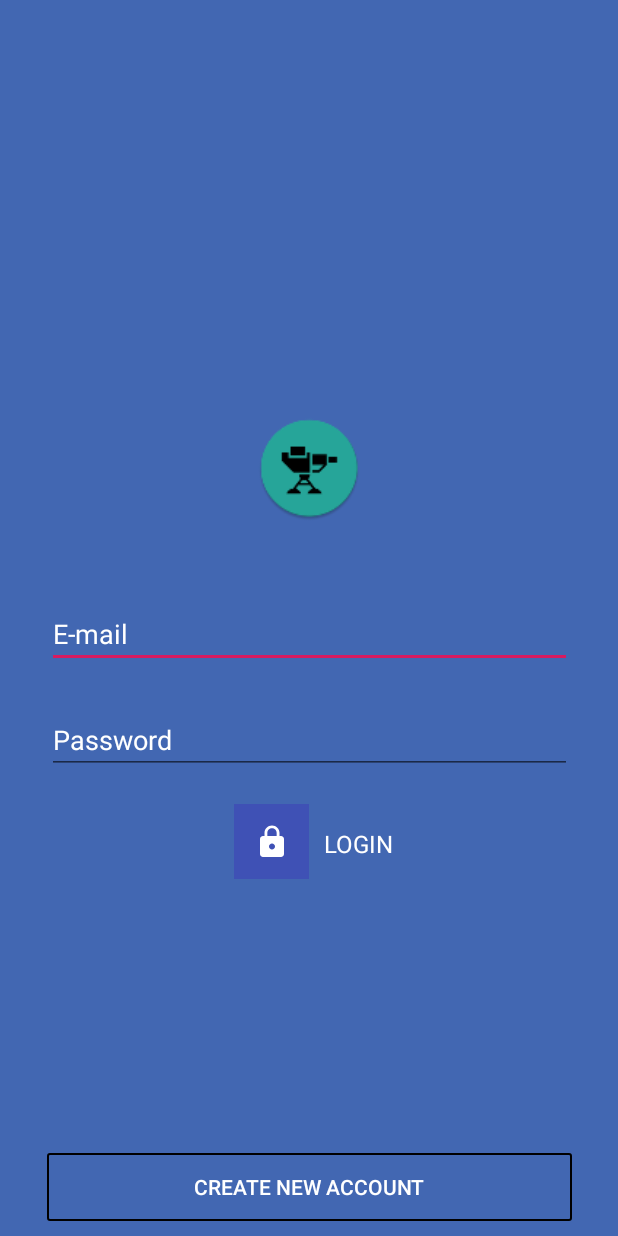
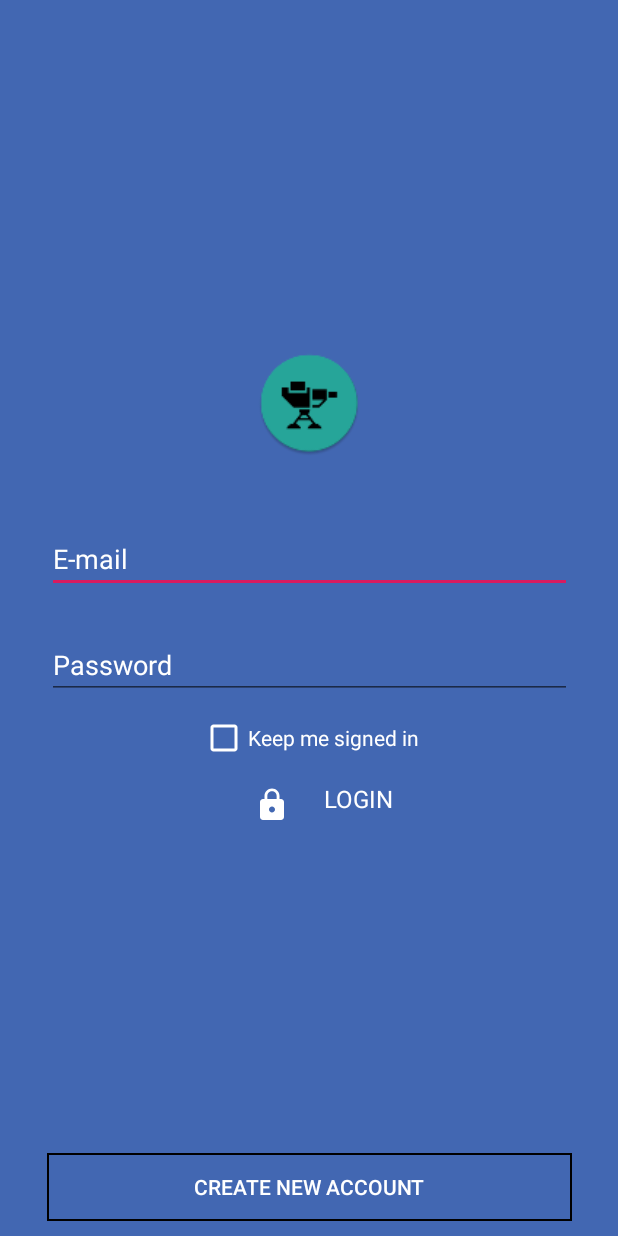
Before and after one commit to TiagoParente32/Sentinel, an Android app: the screen it shows after launch (LoginActivity), on a phone screen of 412 x 824 dp. Run offline under Robolectric (Android 15) with nearby library versions, the phone set to English and light mode, and no system bars; our stand-ins replace Firebase (no records; nobody signed in at launch, a user with empty details on screens opened directly); Roboto replaces fonts that are not available here.

Commit message:
Keep me signed in implemented

```diff
--- a/app/src/main/AndroidManifest.xml
+++ b/app/src/main/AndroidManifest.xml
@@ -10,7 +10,6 @@
         android:supportsRtl="true"
         android:theme="@style/AppTheme">
         <activity android:name=".LoginActivity">
-            android:theme="@style/Theme
             <intent-filter>
                 <action android:name="android.intent.action.MAIN" />
 
--- a/app/src/main/java/pt/ipleiria/estg/dei/sentinel/LoginActivity.java
+++ b/app/src/main/java/pt/ipleiria/estg/dei/sentinel/LoginActivity.java
@@ -7,11 +7,13 @@ import android.os.Bundle;
 import android.util.Log;
 import android.view.View;
 import android.widget.Button;
+import android.widget.CheckBox;
 import android.widget.EditText;
 import android.widget.Toast;
 
 import com.google.android.gms.tasks.OnCompleteListener;
 import com.google.android.gms.tasks.Task;
+import com.google.firebase.FirebaseApp;
 import com.google.firebase.auth.AuthResult;
 import com.google.firebase.auth.FirebaseAuth;
 import com.google.firebase.auth.FirebaseUser;
@@ -20,9 +22,15 @@ public class LoginActivity extends AppCompatActivity implements View.OnClickList
 
     private EditText inputEmailField;
     private EditText inputPasswordField;
+    private Button btnLogin;
+    private Button btnRegister;
+    private CheckBox checboxSignedIn;
 
-    private Button btnLogin;
+
     private FirebaseAuth mAuth;
+    private FirebaseApp firebase;
+
+    private boolean keepSignedIn = false;
 
     private static final String TAG = "EmailPassword";
 
@@ -35,9 +43,11 @@ public class LoginActivity extends AppCompatActivity implements View.OnClickList
 
         inputEmailField = findViewById(R.id.inputEmail);
         inputPasswordField = findViewById(R.id.inputPassword);
+        checboxSignedIn = findViewById(R.id.chbSignedIn);
 
         //binds methods to button
         findViewById(R.id.btnLogin).setOnClickListener(this);
+        findViewById(R.id.btnRegister).setOnClickListener(this);
 
     }
 
@@ -46,7 +56,13 @@ public class LoginActivity extends AppCompatActivity implements View.OnClickList
 
         super.onStart();
 
-        FirebaseUser currentUser = mAuth.getCurrentUser();
+
+            FirebaseUser currentUser = mAuth.getCurrentUser();
+
+        if(currentUser != null){
+            //OPENS DASHBOARD ACTIVITY
+            Toast.makeText(LoginActivity.this,"LOGADO",Toast.LENGTH_LONG).show();
+        }
 
 
     }
@@ -73,6 +89,9 @@ public class LoginActivity extends AppCompatActivity implements View.OnClickList
             inputPasswordField.setError("Password has a minimum of 8 characters!");
             return;
         }
+
+        if(checboxSignedIn.isChecked())
+            keepSignedIn = true;
 
         mAuth.signInWithEmailAndPassword(email, password)
                 .addOnCompleteListener(this, new OnCompleteListener<AuthResult>() {
@@ -107,5 +126,22 @@ public class LoginActivity extends AppCompatActivity implements View.OnClickList
         if(i == R.id.btnLogin){
             signIn(inputEmailField.getText().toString(),inputPasswordField.getText().toString());
         }
+        if(i == R.id.btnRegister){
+            Toast.makeText(LoginActivity.this,"DESLOGADO",Toast.LENGTH_LONG).show();
+        }
+    }
+
+    @Override
+    public void onStop() {
+        super.onStop();
+        if (!keepSignedIn)
+            signOut();
+    }
+
+    @Override
+    public void onPause() {
+        super.onPause();
+        if (!keepSignedIn)
+            signOut();
     }
 }
--- a/app/src/main/res/drawable/shadow_btn.xml
+++ b/app/src/main/res/drawable/shadow_btn.xml
@@ -1,6 +1,6 @@
 <?xml version="1.0" encoding="utf-8"?>
 <shape xmlns:android="http://schemas.android.com/apk/res/android"
     android:shape="rectangle">
-    <corners android:radius="1dp" />
+    <corners android:radius="0dp" />
     <stroke android:width="2px" android:color="#000000" />
 </shape>
--- a/app/src/main/res/layout/activity_login.xml
+++ b/app/src/main/res/layout/activity_login.xml
@@ -12,7 +12,7 @@
         android:layout_width="350dp"
         android:layout_height="45dp"
         android:layout_marginStart="20dp"
-        android:layout_marginTop="400dp"
+        android:layout_marginTop="350dp"
         android:layout_marginEnd="20dp"
         android:ems="10"
         android:hint="@string/email"
@@ -59,9 +59,9 @@
         android:layout_width="50dp"
         android:layout_height="50dp"
         android:layout_marginStart="150dp"
-        android:layout_marginTop="20dp"
+        android:layout_marginTop="45dp"
         android:layout_marginEnd="200dp"
-        android:background="#673AB7"
+        android:background="#00673AB7"
         android:backgroundTint="#3F51B5"
         app:layout_constraintEnd_toEndOf="parent"
         app:layout_constraintHorizontal_bias="0.51"
@@ -88,7 +88,7 @@
         android:layout_width="wrap_content"
         android:layout_height="wrap_content"
         android:layout_marginStart="10dp"
-        android:layout_marginTop="35dp"
+        android:layout_marginTop="55dp"
         android:text="@string/login"
         android:textAllCaps="true"
         android:textColor="#FFFFFF"
@@ -97,4 +97,19 @@
         app:layout_constraintStart_toEndOf="@+id/btnLogin"
         app:layout_constraintTop_toBottomOf="@+id/inputPassword" />
 
+    <CheckBox
+        android:id="@+id/chbSignedIn"
+        android:layout_width="wrap_content"
+        android:layout_height="wrap_content"
+        android:layout_marginTop="10dp"
+        android:text="@string/keep_me_signed"
+        android:textColor="#FFFFFF"
+        app:buttonTint="#FFFFFF"
+        android:textColorHighlight="#673AB7"
+        android:textColorHint="#673AB7"
+        android:textColorLink="#673AB7"
+        app:layout_constraintEnd_toEndOf="parent"
+        app:layout_constraintStart_toStartOf="parent"
+        app:layout_constraintTop_toBottomOf="@+id/inputPassword" />
+
 </androidx.constraintlayout.widget.ConstraintLayout>
--- a/app/src/main/res/values/strings.xml
+++ b/app/src/main/res/values/strings.xml
@@ -13,4 +13,5 @@
     <string name="login_failed">"Login failed"</string>
     <string name="login">Login</string>
     <string name="register">CREATE NEW ACCOUNT</string>
+    <string name="keep_me_signed">Keep me signed in</string>
 </resources>
```
Also changed, not shown: 1 other file.
